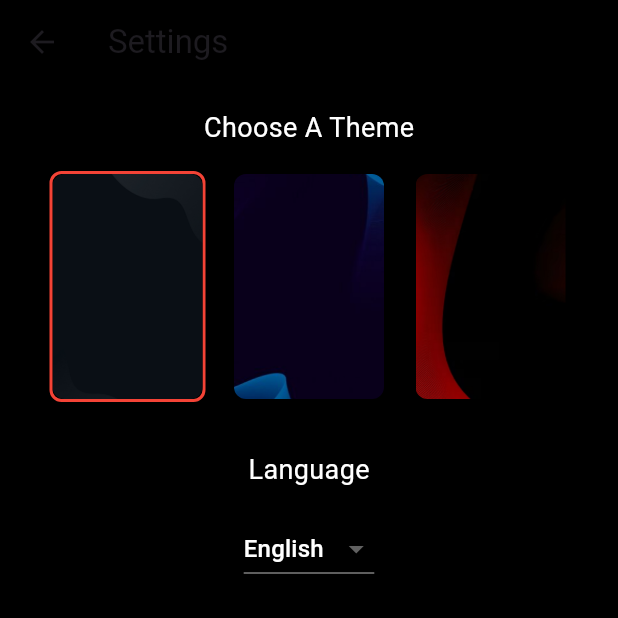
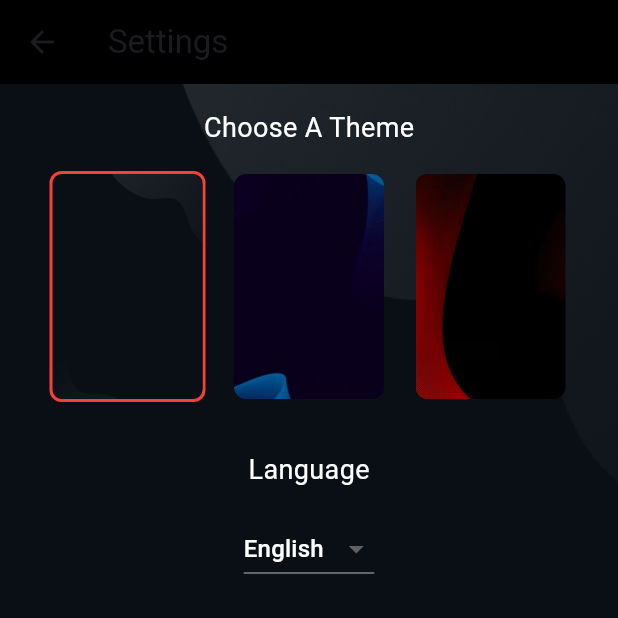
Before and after one commit to KH4rl4MOV/Blaze, a Flutter app: the screen it shows after launch, after a tap on "Settings", on a phone screen of 412 x 824 dp, the top half of it. Run offline on Flutter 3.47's test engine with Material 3 defaults, Android fonts, the phone set to English and light mode, and no system bars; our stand-ins replace shared_preferences; network calls fail.

```diff
--- a/lib/main.dart
+++ b/lib/main.dart
@@ -1,6 +1,6 @@
-import 'package:blaze/screen/home_screen.dart';
 import 'package:flutter/material.dart';
 import 'package:provider/provider.dart';
+import 'screen/home_screen.dart';
 import 'theme_provider.dart';
 
 void main() {
@@ -11,11 +11,11 @@ class MyApp extends StatelessWidget {
   @override
   Widget build(BuildContext context) {
     return ChangeNotifierProvider(
-      create: (_) => ThemeProvider()..loadTheme(),
+      create: (_) => ThemeProvider(),
       child: Consumer<ThemeProvider>(
         builder: (context, themeProvider, child) {
           return MaterialApp(
-            title: 'Fitness App',
+            title: 'Blaze App',
             theme: ThemeData(
               primarySwatch: Colors.blue,
               visualDensity: VisualDensity.adaptivePlatformDensity,
--- a/lib/screen/settings_screen.dart
+++ b/lib/screen/settings_screen.dart
@@ -1,5 +1,7 @@
 import 'package:flutter/material.dart';
+import 'package:provider/provider.dart';
 import 'package:shared_preferences/shared_preferences.dart';
+import '../theme_provider.dart';
 
 class SettingsScreen extends StatefulWidget {
   @override
@@ -28,7 +30,6 @@ class _SettingsScreenState extends State<SettingsScreen> {
     SharedPreferences prefs = await SharedPreferences.getInstance();
     await prefs.setInt('themeIndex', _selectedThemeIndex);
     await prefs.setString('language', _selectedLanguage);
-    // Обновление фона или языка в приложении
   }
 
   void _changeTheme(int index) {
@@ -36,6 +37,7 @@ class _SettingsScreenState extends State<SettingsScreen> {
       _selectedThemeIndex = index;
     });
     _saveSettings();
+    Provider.of<ThemeProvider>(context, listen: false).setTheme(index);
   }
 
   void _changeLanguage(String language) {
@@ -43,11 +45,12 @@ class _SettingsScreenState extends State<SettingsScreen> {
       _selectedLanguage = language;
     });
     _saveSettings();
-    // Переключение языка в приложении
   }
 
   @override
   Widget build(BuildContext context) {
+    return Consumer<ThemeProvider>(
+      builder: (context, themeProvider, child) {
         return Scaffold(
           backgroundColor: Colors.black,
           appBar: AppBar(
@@ -61,7 +64,13 @@ class _SettingsScreenState extends State<SettingsScreen> {
             ),
             title: Text('Settings'),
           ),
-      body: Padding(
+          body: Container(
+            decoration: BoxDecoration(
+              image: DecorationImage(
+                image: AssetImage(themeProvider.getBackgroundImage()),
+                fit: BoxFit.cover,
+              ),
+            ),
             padding: const EdgeInsets.all(16.0),
             child: Column(
               children: [
@@ -103,6 +112,8 @@ class _SettingsScreenState extends State<SettingsScreen> {
             ),
           ),
         );
+      },
+    );
   }
 
   Widget _buildThemeButton(int index, String imagePath) {
--- a/lib/theme_provider.dart
+++ b/lib/theme_provider.dart
@@ -5,6 +5,10 @@ class ThemeProvider extends ChangeNotifier {
   int _themeIndex = 0;
 
   int get themeIndex => _themeIndex;
+
+  ThemeProvider() {
+    loadTheme();
+  }
 
   Future<void> loadTheme() async {
     SharedPreferences prefs = await SharedPreferences.getInstance();
```
Lines whose indentation alone changed are shown as unchanged.
